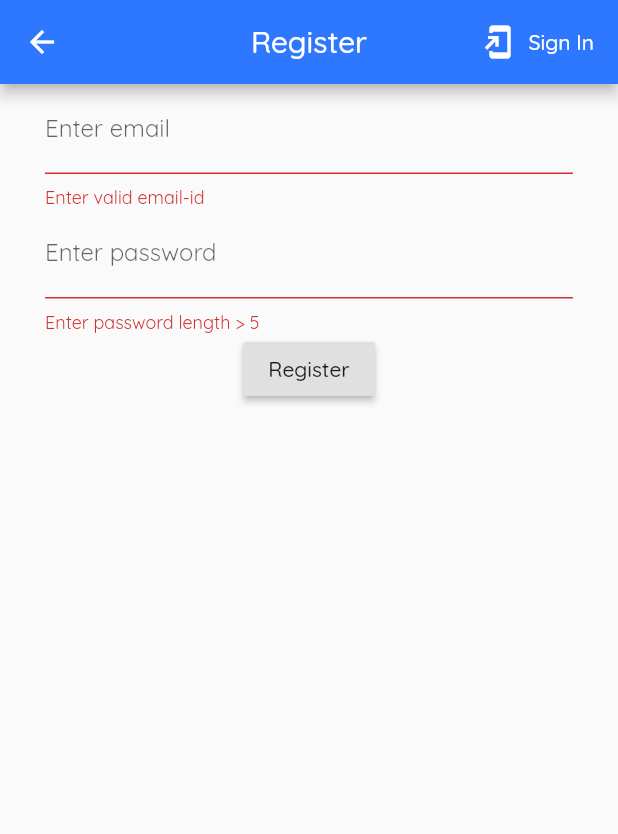
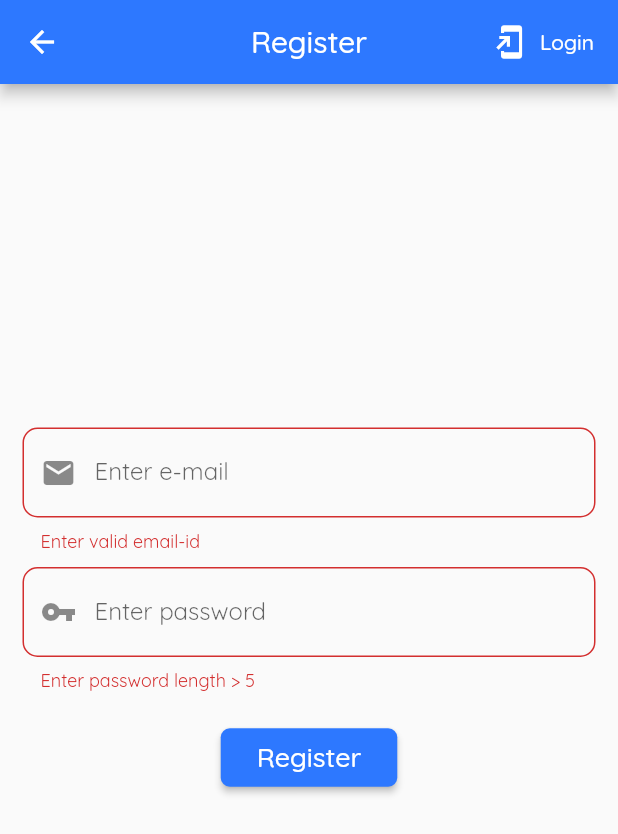
Before and after one commit to kishanhitk/Life_Saver, a Flutter app: the Register screen opened directly, after a tap on "Register", on a phone screen of 412 x 824 dp. Shown: the top 834 px of the screen. Run offline on Flutter 3.47's test engine with Material 2 defaults, Android fonts, the phone set to English and light mode, and no system bars; our stand-ins replace flutter_spinkit.

Commit message:
Added UI for login and register page, added HomePage

```diff
--- a/lib/main.dart
+++ b/lib/main.dart
@@ -14,7 +14,7 @@ class MyApp extends StatelessWidget {
 
         primaryColor: Color(0xFF2D78FF),
       ),
-      home:HomePage(),
+      home:LandingPage(),
     );
   }
 }
--- a/lib/screens/Auth/register_page.dart
+++ b/lib/screens/Auth/register_page.dart
@@ -1,3 +1,4 @@
+import 'package:bank/screens/homepage/homepage.dart';
 import 'package:flutter/material.dart';
 
 import 'package:bank/screens/Loading/loading_page.dart';
@@ -40,7 +41,7 @@ class _EmailRegister extends State<Register> {
                     });
                   },
                   label: Text(
-                    'Sign In',
+                    'Login',
                     style: TextStyle(color: Colors.white),
                   ),
                 ),
@@ -48,13 +49,18 @@ class _EmailRegister extends State<Register> {
             ),
             body: Form(
               key: _formkey,
-              child: Container(
-                margin: EdgeInsets.symmetric(horizontal: 30),
               child: Column(
+                mainAxisAlignment: MainAxisAlignment.center,
                 children: <Widget>[
-                    TextFormField(
+                  Padding(
+                    padding: const EdgeInsets.symmetric(horizontal: 15.0),
+                    child: TextFormField(
                         decoration: InputDecoration(
-                          labelText: 'Enter email',
+                          border: OutlineInputBorder(
+                            borderRadius: BorderRadius.circular(10),
+                          ),
+                          prefixIcon: Icon(Icons.email),
+                          labelText: 'Enter e-mail',
                         ),
                         validator: (value) =>
                             value.isEmpty ? 'Enter valid email-id' : null,
@@ -63,9 +69,19 @@ class _EmailRegister extends State<Register> {
                             email = val;
                           });
                         }),
-                    TextFormField(
+                  ),
+                  SizedBox(
+                    height: 10,
+                  ),
+                  Padding(
+                    padding: const EdgeInsets.symmetric(horizontal: 15.0),
+                    child: TextFormField(
                         obscureText: true,
                         decoration: InputDecoration(
+                          prefixIcon: Icon(Icons.vpn_key),
+                          border: OutlineInputBorder(
+                            borderRadius: BorderRadius.circular(10),
+                          ),
                           labelText: 'Enter password',
                         ),
                         validator: (value) => value.length < 6
@@ -76,19 +92,47 @@ class _EmailRegister extends State<Register> {
                             password = val;
                           });
                         }),
+                  ),
+                  SizedBox(
+                    height: 20,
+                  ),
                   RaisedButton(
+                    shape: RoundedRectangleBorder(
+                      borderRadius: BorderRadius.circular(6),
+                    ),
+                    color: Color(0xFF2D78FF),
                     onPressed: () async {
                       loading = true;
-                        if (_formkey.currentState.validate()) {}
+                      if (_formkey.currentState.validate()) {
+                        Navigator.push(
+                          context,
+                          MaterialPageRoute(
+                            builder: (context) => HomePage(),
+                          ),
+                        );
+                      }
                     },
-                      child: Text('Register'),
+                    child: Padding(
+                      padding: const EdgeInsets.all(8.0),
+                      child: Text(
+                        'Register',
+                        style: TextStyle(color: Colors.white, fontSize: 18),
+                      ),
+                    ),
                   ),
                   Text(
                     error,
                     style: TextStyle(color: Colors.red),
                   ),
+                  FlatButton(
+                    child: Text(''),
+                    onPressed: () {
+                      setState(() {
+                        widget.toggleView();
+                      });
+                    },
+                  )
                 ],
-                ),
               ),
             ),
           );
--- /dev/null
+++ b/lib/shared/const.dart
@@ -0,0 +1,9 @@
+import 'package:flutter/material.dart';
+
+const kLoginFormDecoration =  InputDecoration(
+                  border: OutlineInputBorder(
+
+                  ),
+                  prefixIcon: Icon(Icons.email),
+                  labelText: 'Enter e-mail',
+                );
```
Also changed, not shown: lib/screens/Auth/login_page.dart (+53 -6 lines), lib/screens/Loading/loading_page.dart (+6 -4 lines), lib/screens/landingpage/landingpage.dart (+42 -4 lines). Lines whose indentation alone changed are shown as unchanged.
